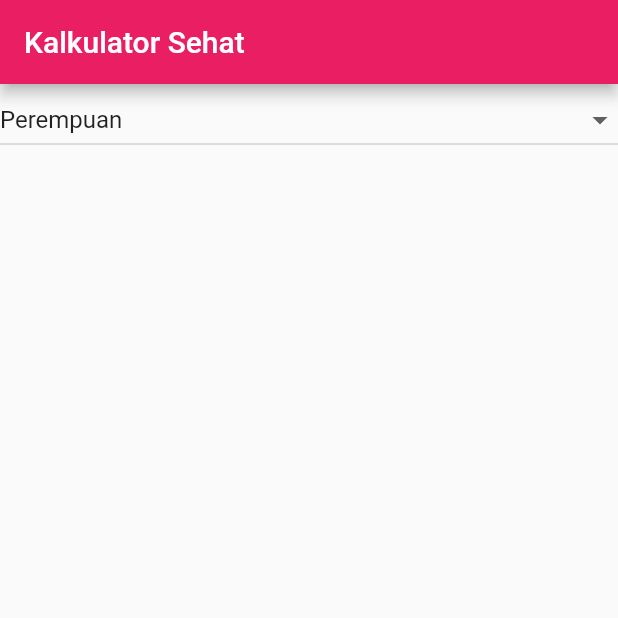
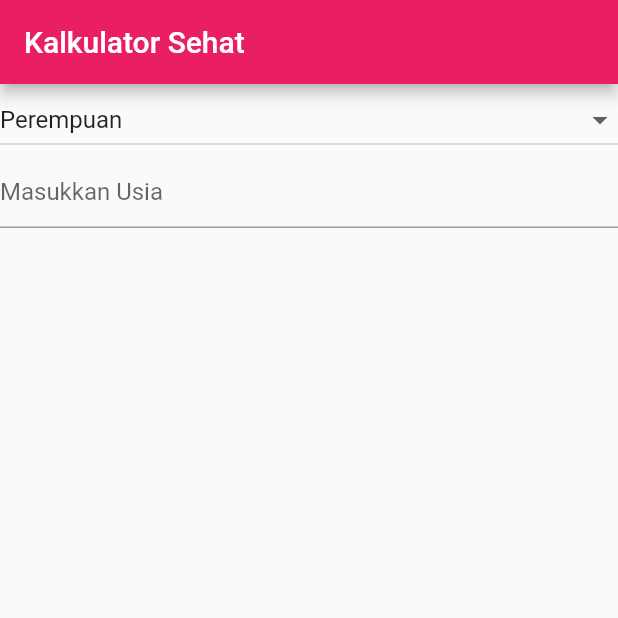
Before and after one commit to ayuariesta/dicoding_ayu_ariesta, a Flutter app: the screen it shows after launch, on a phone screen of 412 x 824 dp, the top half of it. Run offline on Flutter 3.47's test engine with Material 2 defaults, Android fonts, the phone set to English and light mode, and no system bars.

Commit message:
menambahkan form untuk input usia

```diff
--- a/lib/main.dart
+++ b/lib/main.dart
@@ -1,4 +1,5 @@
 import 'package:flutter/material.dart';
+import 'package:flutter/services.dart';
 
 void main() {
   runApp(MyApp());
@@ -13,6 +14,7 @@ class MyApp extends StatefulWidget {
 class _MyAppState extends State<MyApp> {
   var listJenis = ["Laki-laki", "Perempuan"];
   String _jenis = "Perempuan";
+  var inputSuhu = new TextEditingController();
 
   _dropdownChange(String value) {
     setState(() {
@@ -35,6 +37,7 @@ class _MyAppState extends State<MyApp> {
         ),
         body: Column(
           children: [
+            //dropdown untuk memilih jenis kelamin
             DropdownButton<String>(
               items: listJenis.map((String value) {
                 return DropdownMenuItem<String>(
@@ -46,6 +49,15 @@ class _MyAppState extends State<MyApp> {
               value: _jenis,
               onChanged: _dropdownChange,
             ),
+            //form untuk memasukkan usia
+            TextFormField(
+              decoration: InputDecoration(
+                hintText: 'Masukkan Usia',
+              ),
+              inputFormatters: [FilteringTextInputFormatter.digitsOnly],
+              controller: inputSuhu,
+              keyboardType: TextInputType.numberWithOptions(decimal: true),
+            ),
           ],
         ),
       ),
```
